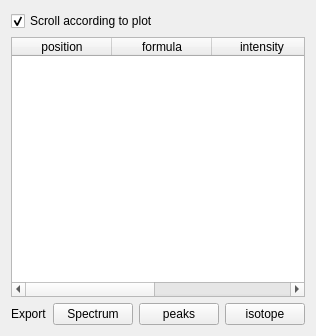
Before: the Qt Designer form Orbitool/UI/PeakList.ui in l460289052/Orbitool, drawn with Qt 5.
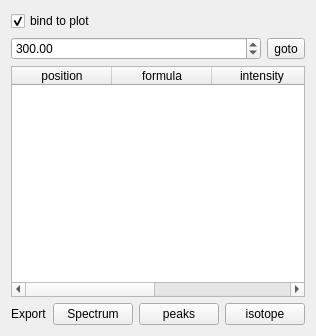
After: the same form once the commit is applied.

Commit message: signal func & bind value

What changed in the file:
```diff
--- a/Orbitool/UI/PeakList.ui
+++ b/Orbitool/UI/PeakList.ui
@@ -17,13 +17,34 @@
    <item>
     <widget class="QCheckBox" name="autoScrollCheckBox">
      <property name="text">
-      <string>Scroll according to plot</string>
+      <string>bind to plot</string>
      </property>
      <property name="checked">
       <bool>true</bool>
      </property>
     </widget>
    </item>
+   <item>
+    <layout class="QHBoxLayout" name="horizontalLayout">
+     <item>
+      <widget class="QDoubleSpinBox" name="doubleSpinBox">
+       <property name="maximum">
+        <double>9999.989999999999782</double>
+       </property>
+       <property name="value">
+        <double>300.000000000000000</double>
+       </property>
+      </widget>
+     </item>
+     <item>
+      <widget class="QToolButton" name="gotoToolButton">
+       <property name="text">
+        <string>goto</string>
+       </property>
+      </widget>
+     </item>
+    </layout>
+   </item>
    <item>
     <widget class="QTableWidget" name="tableWidget">
      <property name="sizePolicy">
```
Left out of the diff: 2 changed lines with no effect on the pictures. The commit also changes 11 other files.
